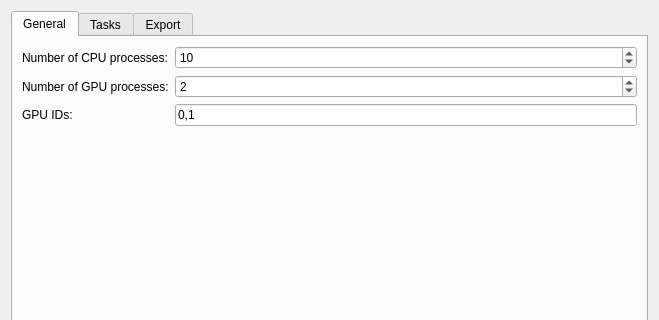
Before: the Qt Designer form src/settingsdialog.ui in fmi-basel/faim-cryoflare, drawn with Qt 5; both pictures show x 0 to 659 and y 0 to 320 of the 659 by 478 pixel window.
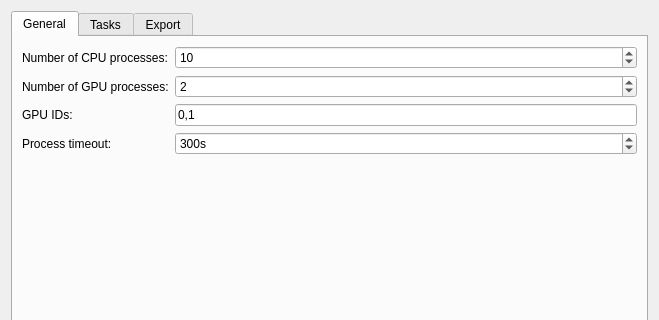
After: the same form once the commit is applied. Custom widgets are drawn as their Qt base class.

Commit message: added process timeout and subprocess cleanup

What changed in the file:
```diff
--- a/src/settingsdialog.ui
+++ b/src/settingsdialog.ui
@@ -78,6 +78,26 @@
          </property>
         </widget>
        </item>
+       <item row="3" column="0">
+        <widget class="QLabel" name="label_8">
+         <property name="text">
+          <string>Process timeout:</string>
+         </property>
+        </widget>
+       </item>
+       <item row="3" column="1">
+        <widget class="QSpinBox" name="timeout">
+         <property name="suffix">
+          <string>s</string>
+         </property>
+         <property name="maximum">
+          <number>9999999</number>
+         </property>
+         <property name="value">
+          <number>300</number>
+         </property>
+        </widget>
+       </item>
       </layout>
      </widget>
      <widget class="QWidget" name="tab_2">
```
The commit also changes 5 other files.
